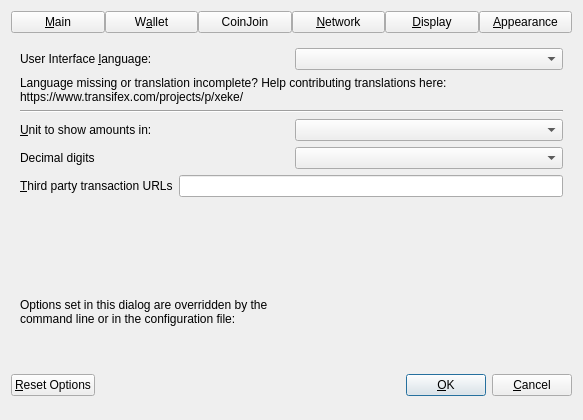
This is src/qt/forms/optionsdialog.ui in Qebit/dash as Qt 5 draws it before an edit. The edited form follows.
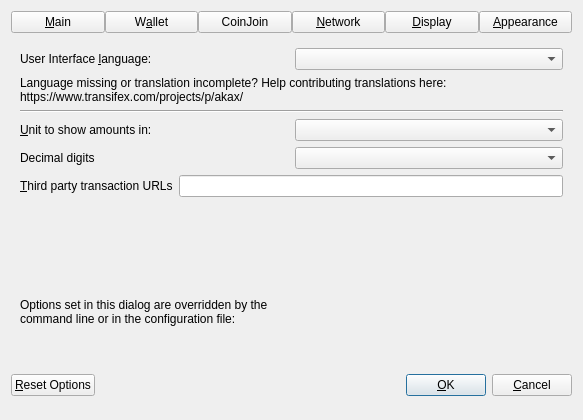
This is the edited form. The open tabs and pages were chosen to show the change. Custom widgets are drawn as their Qt base class.

Patch:
```diff
--- a/src/qt/forms/optionsdialog.ui
+++ b/src/qt/forms/optionsdialog.ui
@@ -838,7 +838,7 @@
          </property>
          <property name="text">
           <string>Language missing or translation incomplete? Help contributing translations here:
-https://www.transifex.com/projects/p/xeke/</string>
+https://www.transifex.com/projects/p/akax/</string>
          </property>
          <property name="wordWrap">
           <bool>true</bool>
```
Left out of the diff: 8 changed lines with no effect on the pictures.
